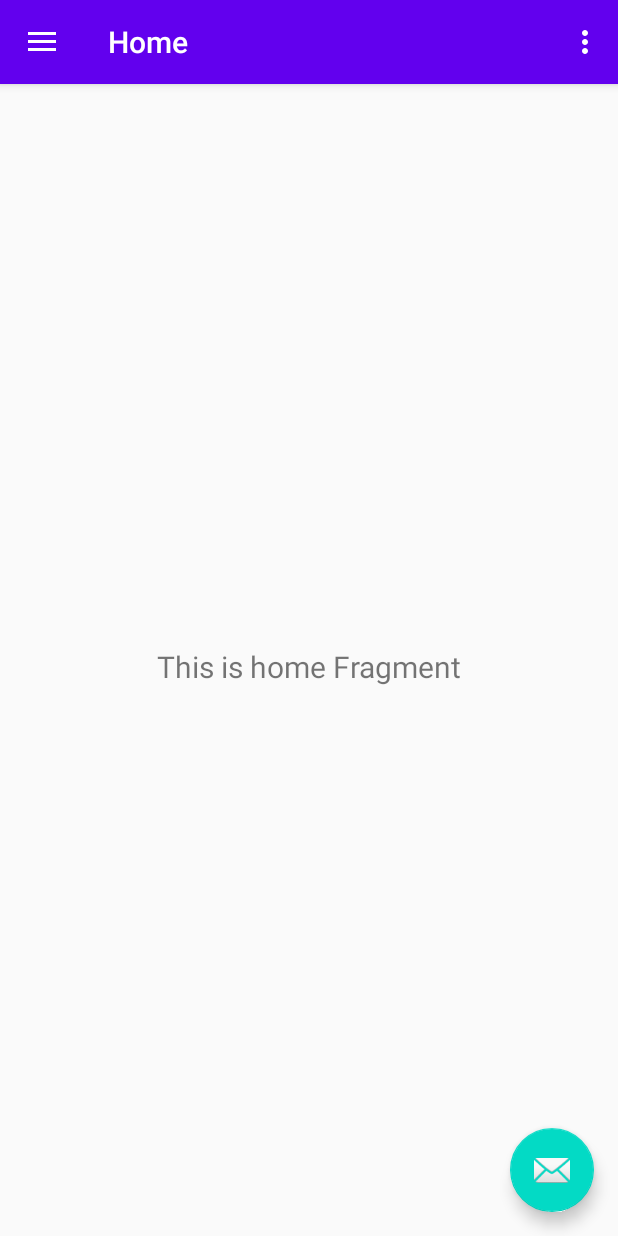
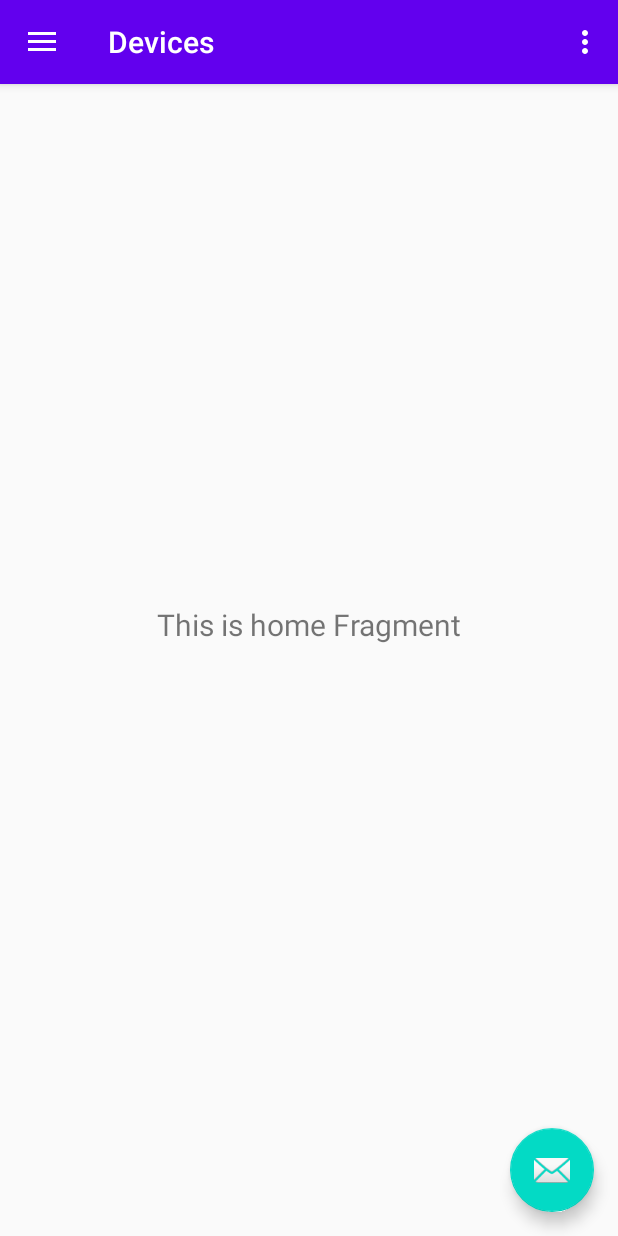
Before and after one commit to Oelderoth/LightWeaver-Android, an Android app: the screen it shows after launch (MainActivity), on a phone screen of 412 x 824 dp. Run offline under Robolectric (Android 15) with nearby library versions, the phone set to English and light mode, and no system bars; our stand-ins replace navigation-ui.

Commit message:
Update navigation menu

```diff
--- a/app/src/main/java/com/example/lightweaver/moblie/MainActivity.kt
+++ b/app/src/main/java/com/example/lightweaver/moblie/MainActivity.kt
@@ -35,7 +35,7 @@ class MainActivity : AppCompatActivity() {
         // Passing each menu ID as a set of Ids because each
         // menu should be considered as top level destinations.
         appBarConfiguration = AppBarConfiguration(setOf(
-                R.id.nav_home, R.id.nav_gallery, R.id.nav_slideshow), drawerLayout)
+                R.id.nav_devices, R.id.nav_device_groups, R.id.nav_palette), drawerLayout)
         setupActionBarWithNavController(navController, appBarConfiguration)
         navView.setupWithNavController(navController)
     }
--- /dev/null
+++ b/app/src/main/res/drawable-v24/ic_menu_device.xml
@@ -0,0 +1,9 @@
+<vector xmlns:android="http://schemas.android.com/apk/res/android"
+        android:width="24dp"
+        android:height="24dp"
+        android:viewportWidth="24.0"
+        android:viewportHeight="24.0">
+    <path
+        android:fillColor="#FF000000"
+        android:pathData="M9,21c0,0.55 0.45,1 1,1h4c0.55,0 1,-0.45 1,-1v-1L9,20v1zM12,2C8.14,2 5,5.14 5,9c0,2.38 1.19,4.47 3,5.74L8,17c0,0.55 0.45,1 1,1h6c0.55,0 1,-0.45 1,-1v-2.26c1.81,-1.27 3,-3.36 3,-5.74 0,-3.86 -3.14,-7 -7,-7zM14.85,13.1l-0.85,0.6L14,16h-4v-2.3l-0.85,-0.6C7.8,12.16 7,10.63 7,9c0,-2.76 2.24,-5 5,-5s5,2.24 5,5c0,1.63 -0.8,3.16 -2.15,4.1z"/>
+</vector>
--- /dev/null
+++ b/app/src/main/res/drawable-v24/ic_menu_device_group.xml
@@ -0,0 +1,9 @@
+<vector xmlns:android="http://schemas.android.com/apk/res/android"
+        android:width="24dp"
+        android:height="24dp"
+        android:viewportWidth="24.0"
+        android:viewportHeight="24.0">
+    <path
+        android:fillColor="#FF000000"
+        android:pathData="M13,13v8h8v-8h-8zM3,21h8v-8L3,13v8zM3,3v8h8L11,3L3,3zM16.66,1.69L11,7.34 16.66,13l5.66,-5.66 -5.66,-5.65z"/>
+</vector>
--- /dev/null
+++ b/app/src/main/res/drawable-v24/ic_menu_palette.xml
@@ -0,0 +1,9 @@
+<vector xmlns:android="http://schemas.android.com/apk/res/android"
+        android:width="24dp"
+        android:height="24dp"
+        android:viewportWidth="24.0"
+        android:viewportHeight="24.0">
+    <path
+        android:fillColor="#FF000000"
+        android:pathData="M12,3c-4.97,0 -9,4.03 -9,9s4.03,9 9,9c0.83,0 1.5,-0.67 1.5,-1.5 0,-0.39 -0.15,-0.74 -0.39,-1.01 -0.23,-0.26 -0.38,-0.61 -0.38,-0.99 0,-0.83 0.67,-1.5 1.5,-1.5L16,16c2.76,0 5,-2.24 5,-5 0,-4.42 -4.03,-8 -9,-8zM6.5,12c-0.83,0 -1.5,-0.67 -1.5,-1.5S5.67,9 6.5,9 8,9.67 8,10.5 7.33,12 6.5,12zM9.5,8C8.67,8 8,7.33 8,6.5S8.67,5 9.5,5s1.5,0.67 1.5,1.5S10.33,8 9.5,8zM14.5,8c-0.83,0 -1.5,-0.67 -1.5,-1.5S13.67,5 14.5,5s1.5,0.67 1.5,1.5S15.33,8 14.5,8zM17.5,12c-0.83,0 -1.5,-0.67 -1.5,-1.5S16.67,9 17.5,9s1.5,0.67 1.5,1.5 -0.67,1.5 -1.5,1.5z"/>
+</vector>
--- /dev/null
+++ b/app/src/main/res/drawable-v24/ic_menu_scenes.xml
@@ -0,0 +1,9 @@
+<vector xmlns:android="http://schemas.android.com/apk/res/android"
+        android:width="24dp"
+        android:height="24dp"
+        android:viewportWidth="24.0"
+        android:viewportHeight="24.0">
+    <path
+            android:fillColor="#FF000000"
+            android:pathData="M22,16V4c0,-1.1 -0.9,-2 -2,-2H8c-1.1,0 -2,0.9 -2,2v12c0,1.1 0.9,2 2,2h12c1.1,0 2,-0.9 2,-2zm-11,-4l2.03,2.71L16,11l4,5H8l3,-4zM2,6v14c0,1.1 0.9,2 2,2h14v-2H4V6H2z"/>
+</vector>
--- /dev/null
+++ b/app/src/main/res/drawable-v24/ic_menu_settings.xml
@@ -0,0 +1,10 @@
+<vector xmlns:android="http://schemas.android.com/apk/res/android"
+        xmlns:tools="http://schemas.android.com/tools" android:width="24dp"
+        android:height="24dp"
+        android:viewportWidth="24.0"
+        android:viewportHeight="24.0">
+    <path
+            android:fillColor="#FF000000"
+            android:pathData="M19.43,12.98c0.04,-0.32 0.07,-0.64 0.07,-0.98s-0.03,-0.66 -0.07,-0.98l2.11,-1.65c0.19,-0.15 0.24,-0.42 0.12,-0.64l-2,-3.46c-0.12,-0.22 -0.39,-0.3 -0.61,-0.22l-2.49,1c-0.52,-0.4 -1.08,-0.73 -1.69,-0.98l-0.38,-2.65C14.46,2.18 14.25,2 14,2h-4c-0.25,0 -0.46,0.18 -0.49,0.42l-0.38,2.65c-0.61,0.25 -1.17,0.59 -1.69,0.98l-2.49,-1c-0.23,-0.09 -0.49,0 -0.61,0.22l-2,3.46c-0.13,0.22 -0.07,0.49 0.12,0.64l2.11,1.65c-0.04,0.32 -0.07,0.65 -0.07,0.98s0.03,0.66 0.07,0.98l-2.11,1.65c-0.19,0.15 -0.24,0.42 -0.12,0.64l2,3.46c0.12,0.22 0.39,0.3 0.61,0.22l2.49,-1c0.52,0.4 1.08,0.73 1.69,0.98l0.38,2.65c0.03,0.24 0.24,0.42 0.49,0.42h4c0.25,0 0.46,-0.18 0.49,-0.42l0.38,-2.65c0.61,-0.25 1.17,-0.59 1.69,-0.98l2.49,1c0.23,0.09 0.49,0 0.61,-0.22l2,-3.46c0.12,-0.22 0.07,-0.49 -0.12,-0.64l-2.11,-1.65zM12,15.5c-1.93,0 -3.5,-1.57 -3.5,-3.5s1.57,-3.5 3.5,-3.5 3.5,1.57 3.5,3.5 -1.57,3.5 -3.5,3.5z"
+            tools:ignore="VectorPath"/>
+</vector>
--- a/app/src/main/res/drawable/ic_menu_camera.xml
+++ /dev/null
@@ -1,12 +0,0 @@
-<vector xmlns:android="http://schemas.android.com/apk/res/android"
-    android:width="24dp"
-    android:height="24dp"
-    android:viewportWidth="24.0"
-    android:viewportHeight="24.0">
-    <path
-        android:fillColor="#FF000000"
-        android:pathData="M12,12m-3.2,0a3.2,3.2 0,1 1,6.4 0a3.2,3.2 0,1 1,-6.4 0" />
-    <path
-        android:fillColor="#FF000000"
-        android:pathData="M9,2L7.17,4H4c-1.1,0 -2,0.9 -2,2v12c0,1.1 0.9,2 2,2h16c1.1,0 2,-0.9 2,-2V6c0,-1.1 -0.9,-2 -2,-2h-3.17L15,2H9zm3,15c-2.76,0 -5,-2.24 -5,-5s2.24,-5 5,-5 5,2.24 5,5 -2.24,5 -5,5z" />
-</vector>
--- a/app/src/main/res/drawable/ic_menu_gallery.xml
+++ /dev/null
@@ -1,9 +0,0 @@
-<vector xmlns:android="http://schemas.android.com/apk/res/android"
-    android:width="24dp"
-    android:height="24dp"
-    android:viewportWidth="24.0"
-    android:viewportHeight="24.0">
-    <path
-        android:fillColor="#FF000000"
-        android:pathData="M22,16V4c0,-1.1 -0.9,-2 -2,-2H8c-1.1,0 -2,0.9 -2,2v12c0,1.1 0.9,2 2,2h12c1.1,0 2,-0.9 2,-2zm-11,-4l2.03,2.71L16,11l4,5H8l3,-4zM2,6v14c0,1.1 0.9,2 2,2h14v-2H4V6H2z" />
-</vector>
--- a/app/src/main/res/drawable/ic_menu_slideshow.xml
+++ /dev/null
@@ -1,9 +0,0 @@
-<vector xmlns:android="http://schemas.android.com/apk/res/android"
-    android:width="24dp"
-    android:height="24dp"
-    android:viewportWidth="24.0"
-    android:viewportHeight="24.0">
-    <path
-        android:fillColor="#FF000000"
-        android:pathData="M4,6H2v14c0,1.1 0.9,2 2,2h14v-2H4V6zm16,-4H8c-1.1,0 -2,0.9 -2,2v12c0,1.1 0.9,2 2,2h12c1.1,0 2,-0.9 2,-2V4c0,-1.1 -0.9,-2 -2,-2zm-8,12.5v-9l6,4.5 -6,4.5z" />
-</vector>
--- a/app/src/main/res/layout/app_bar_main.xml
+++ b/app/src/main/res/layout/app_bar_main.xml
@@ -28,6 +28,15 @@
         android:layout_margin="@dimen/fab_margin"
         app:srcCompat="@android:drawable/ic_dialog_email" />
 
-    <include layout="@layout/content_main" />
+    <fragment
+        android:id="@+id/nav_host_fragment"
+        android:name="androidx.navigation.fragment.NavHostFragment"
+        android:layout_width="match_parent"
+        android:layout_height="match_parent"
+        app:defaultNavHost="true"
+        app:layout_constraintLeft_toLeftOf="parent"
+        app:layout_constraintRight_toRightOf="parent"
+        app:layout_constraintTop_toTopOf="parent"
+        app:navGraph="@navigation/mobile_navigation" />
 
 </androidx.coordinatorlayout.widget.CoordinatorLayout>
--- a/app/src/main/res/layout/content_main.xml
+++ /dev/null
@@ -1,20 +0,0 @@
-<?xml version="1.0" encoding="utf-8"?>
-<androidx.constraintlayout.widget.ConstraintLayout xmlns:android="http://schemas.android.com/apk/res/android"
-    xmlns:app="http://schemas.android.com/apk/res-auto"
-    xmlns:tools="http://schemas.android.com/tools"
-    android:layout_width="match_parent"
-    android:layout_height="match_parent"
-    app:layout_behavior="@string/appbar_scrolling_view_behavior"
-    tools:showIn="@layout/app_bar_main">
-
-    <fragment
-        android:id="@+id/nav_host_fragment"
-        android:name="androidx.navigation.fragment.NavHostFragment"
-        android:layout_width="match_parent"
-        android:layout_height="match_parent"
-        app:defaultNavHost="true"
-        app:layout_constraintLeft_toLeftOf="parent"
-        app:layout_constraintRight_toRightOf="parent"
-        app:layout_constraintTop_toTopOf="parent"
-        app:navGraph="@navigation/mobile_navigation" />
-</androidx.constraintlayout.widget.ConstraintLayout>
--- a/app/src/main/res/layout/nav_header_main.xml
+++ b/app/src/main/res/layout/nav_header_main.xml
@@ -20,16 +20,4 @@
         android:paddingTop="@dimen/nav_header_vertical_spacing"
         app:srcCompat="@mipmap/ic_launcher_round" />
 
-    <TextView
-        android:layout_width="match_parent"
-        android:layout_height="wrap_content"
-        android:paddingTop="@dimen/nav_header_vertical_spacing"
-        android:text="@string/nav_header_title"
-        android:textAppearance="@style/TextAppearance.AppCompat.Body1" />
-
-    <TextView
-        android:id="@+id/textView"
-        android:layout_width="wrap_content"
-        android:layout_height="wrap_content"
-        android:text="@string/nav_header_subtitle" />
 </LinearLayout>
--- a/app/src/main/res/menu/activity_main_drawer.xml
+++ b/app/src/main/res/menu/activity_main_drawer.xml
@@ -3,18 +3,29 @@
     xmlns:tools="http://schemas.android.com/tools"
     tools:showIn="navigation_view">
 
-    <group android:checkableBehavior="single">
+    <group android:checkableBehavior="single" android:id="@+id/group_devices">
         <item
-            android:id="@+id/nav_home"
-            android:icon="@drawable/ic_menu_camera"
-            android:title="@string/menu_home" />
+            android:id="@+id/nav_devices"
+            android:icon="@drawable/ic_menu_device"
+            android:title="@string/menu_devices"/>
         <item
-            android:id="@+id/nav_gallery"
-            android:icon="@drawable/ic_menu_gallery"
-            android:title="@string/menu_gallery" />
+            android:id="@+id/nav_device_groups"
+            android:icon="@drawable/ic_menu_device_group"
+            android:title="@string/menu_device_groups"/>
         <item
-            android:id="@+id/nav_slideshow"
-            android:icon="@drawable/ic_menu_slideshow"
-            android:title="@string/menu_slideshow" />
+            android:id="@+id/nav_scenes"
+            android:icon="@drawable/ic_menu_scenes"
+            android:title="@string/menu_scenes"/>
+        <item
+            android:id="@+id/nav_palette"
+            android:icon="@drawable/ic_menu_palette"
+            android:title="@string/menu_palette"/>
+    </group>
+
+    <group android:checkableBehavior="single" android:id="@+id/group_settings">
+        <item
+            android:id="@+id/nav_settings"
+            android:icon="@drawable/ic_menu_settings"
+            android:title="@string/menu_settings"/>
     </group>
 </menu>
--- a/app/src/main/res/navigation/mobile_navigation.xml
+++ b/app/src/main/res/navigation/mobile_navigation.xml
@@ -3,23 +3,25 @@
     xmlns:app="http://schemas.android.com/apk/res-auto"
     xmlns:tools="http://schemas.android.com/tools"
     android:id="@+id/mobile_navigation"
-    app:startDestination="@+id/nav_home">
+    app:startDestination="@+id/nav_devices">
 
     <fragment
-        android:id="@+id/nav_home"
+        android:id="@+id/nav_devices"
         android:name="com.example.lightweaver.moblie.ui.home.HomeFragment"
-        android:label="@string/menu_home"
+        android:label="@string/menu_devices"
         tools:layout="@layout/fragment_home" />
 
     <fragment
-        android:id="@+id/nav_gallery"
+        android:id="@+id/nav_device_groups"
         android:name="com.example.lightweaver.moblie.ui.gallery.GalleryFragment"
-        android:label="@string/menu_gallery"
+        android:label="@string/menu_device_groups"
         tools:layout="@layout/fragment_gallery" />
 
     <fragment
-        android:id="@+id/nav_slideshow"
+        android:id="@+id/nav_palette"
         android:name="com.example.lightweaver.moblie.ui.slideshow.SlideshowFragment"
-        android:label="@string/menu_slideshow"
+        android:label="@string/menu_palette"
         tools:layout="@layout/fragment_slideshow" />
+    <fragment android:id="@+id/nav_settings" />
+    <fragment android:id="@+id/nav_scenes" />
 </navigation>
--- a/app/src/main/res/values/dimens.xml
+++ b/app/src/main/res/values/dimens.xml
@@ -3,6 +3,6 @@
     <dimen name="activity_horizontal_margin">16dp</dimen>
     <dimen name="activity_vertical_margin">16dp</dimen>
     <dimen name="nav_header_vertical_spacing">8dp</dimen>
-    <dimen name="nav_header_height">176dp</dimen>
+    <dimen name="nav_header_height">128dp</dimen>
     <dimen name="fab_margin">16dp</dimen>
 </resources>
--- a/app/src/main/res/values/strings.xml
+++ b/app/src/main/res/values/strings.xml
@@ -1,13 +1,12 @@
 <resources>
     <string name="app_name">LightWeaverMobile</string>
-    <string name="navigation_drawer_open">Open navigation drawer</string>
-    <string name="navigation_drawer_close">Close navigation drawer</string>
-    <string name="nav_header_title">Android Studio</string>
-    <string name="nav_header_subtitle">android.studio@android.com</string>
     <string name="nav_header_desc">Navigation header</string>
+
     <string name="action_settings">Settings</string>
 
-    <string name="menu_home">Home</string>
-    <string name="menu_gallery">Gallery</string>
-    <string name="menu_slideshow">Slideshow</string>
+    <string name="menu_devices">Devices</string>
+    <string name="menu_device_groups">Device Groups</string>
+    <string name="menu_scenes">Scenes</string>
+    <string name="menu_palette">Palette</string>
+    <string name="menu_settings">Settings</string>
 </resources>
```
